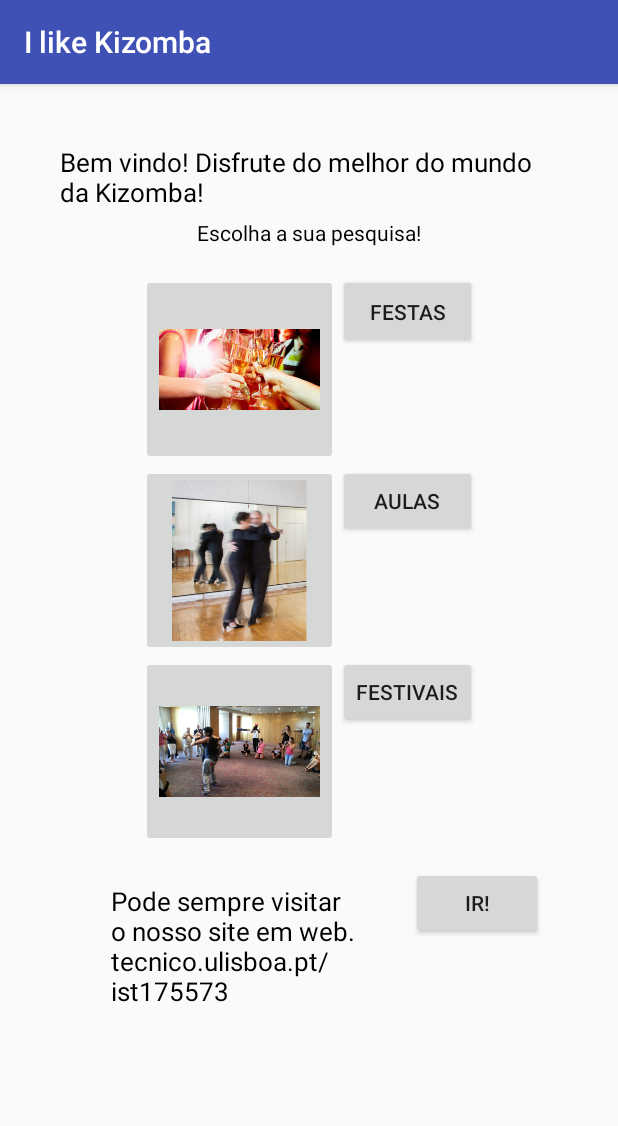
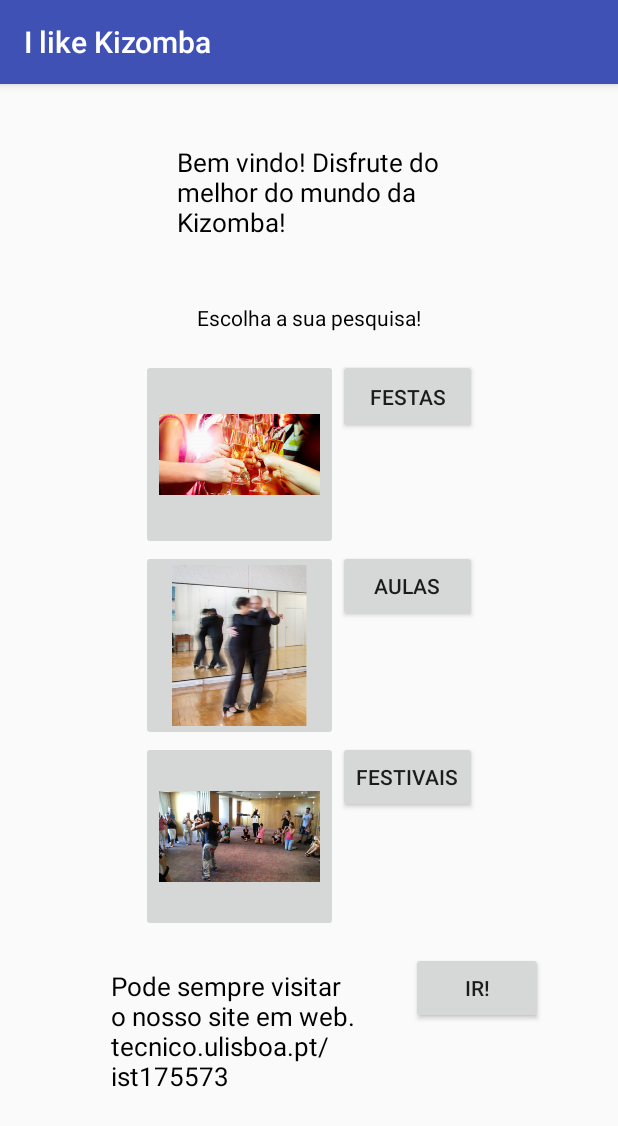
Before and after one commit to bernardo5/kizomba, an Android app: the screen it shows after launch (MainActivity), on a phone screen of 412 x 824 dp. Shown: the top 1126 px of the screen. Run offline under Robolectric (Android 15) with nearby library versions, the phone set to English and light mode, and no system bars.

Commit message:
scroll ok

```diff
--- a/app/Kapp/app/src/main/res/layout/activity_main.xml
+++ b/app/Kapp/app/src/main/res/layout/activity_main.xml
@@ -9,12 +9,7 @@
     android:paddingTop="@dimen/activity_vertical_margin"
     tools:context="com.example.bernardo.kapp.MainActivity">
 
-    <TextView
-        android:layout_width="match_parent" android:layout_height="wrap_content"
-        android:text="Bem vindo! Disfrute do melhor do mundo da Kizomba!"  android:layout_span="4"
-        android:textSize="17sp"
-        android:padding="24dip"
-        android:textColor="#000"/>
+
     <ScrollView
         xmlns:android="http://schemas.android.com/apk/res/android"
         android:layout_width="fill_parent"
@@ -31,13 +26,13 @@
                 android:layout_width="fill_parent"
                 android:gravity="center_horizontal">
 
-
                 <TextView
                     android:layout_width="match_parent" android:layout_height="wrap_content"
-                    android:text=""
-                    android:padding="18dip"
+                    android:text="Bem vindo! Disfrute do melhor do mundo da Kizomba!" android:layout_span="4"
+                    android:textSize="17sp"
+                    android:padding="24dip"
                     android:textColor="#000"
-                    android:layout_column="8" />
+                    />
 
 
             </TableRow>
```
